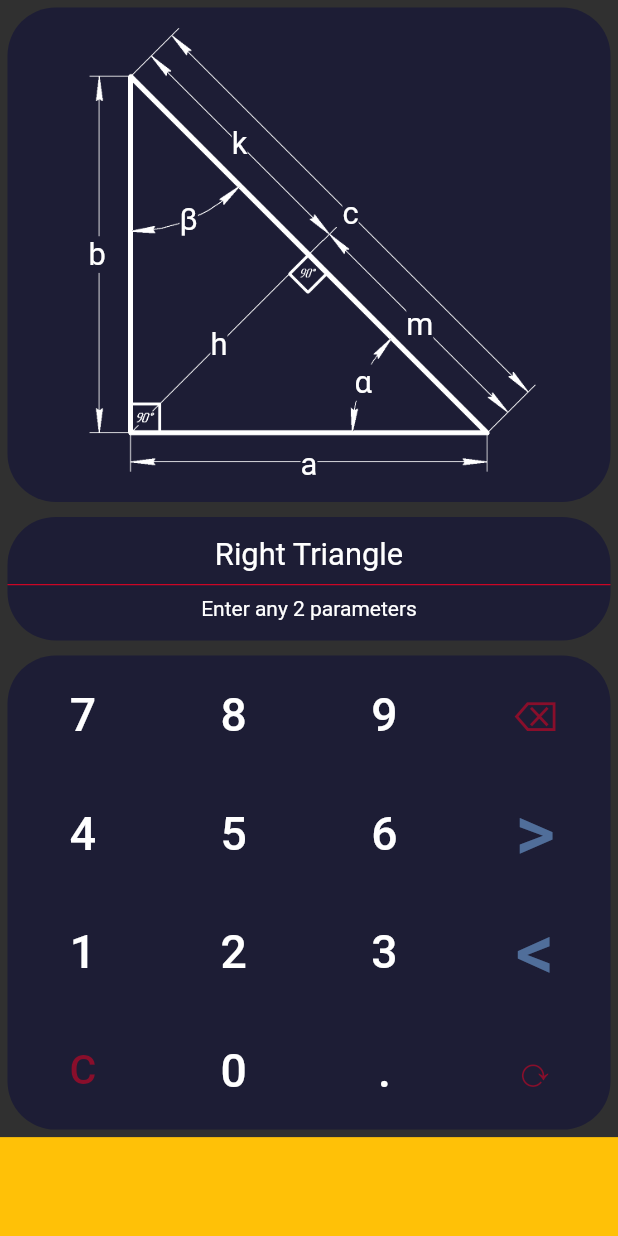
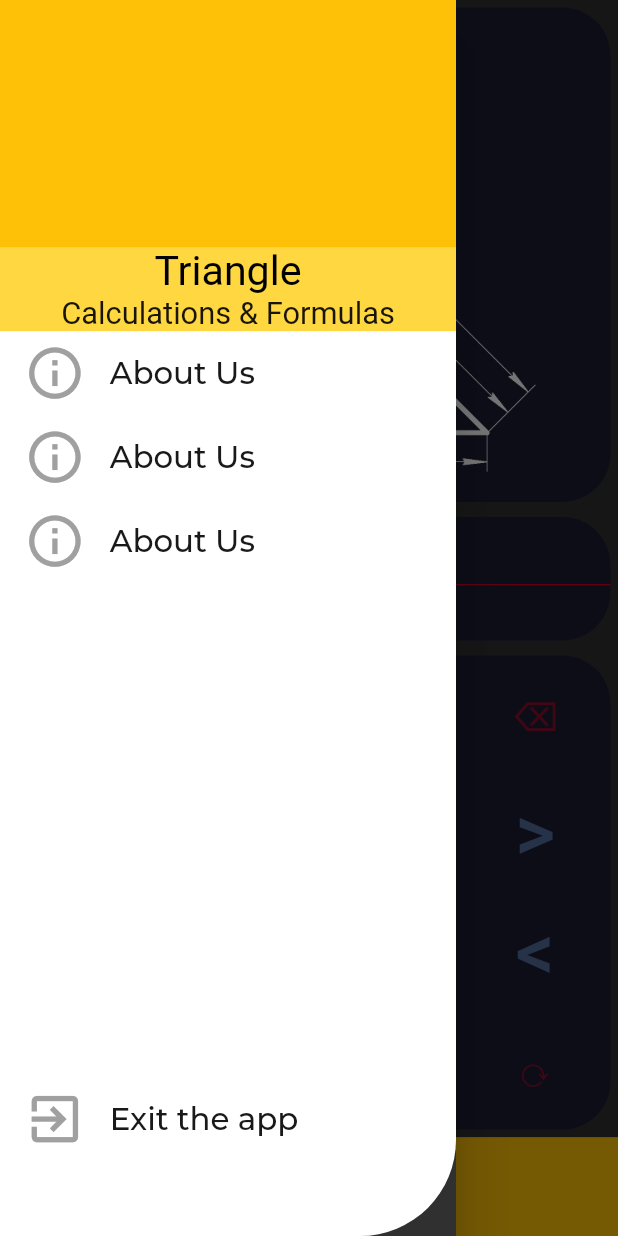
Before and after one commit to a-dev-mobile/calc_triangle, a Flutter app: the screen it shows after launch, item 4 of the bottom bar chosen, with the side drawer open (before the commit the screen has no drawer), on a phone screen of 412 x 824 dp. Run offline on Flutter 3.47's test engine with Material 2 defaults, Android fonts, the phone set to English and light mode, and no system bars; our stand-ins replace flutter_screenutil, get, get_storage, google_fonts; missing offline and left inert: flutter_inappwebview; statements that could not run were skipped.

Commit message:
changed directory structure, added styles

```diff
--- a/lib/constants.dart
+++ b/lib/constants.dart
@@ -13,33 +13,16 @@ const kInActivTextColor = Color(0xffffffff);
 
 const kBgColorContent = Color(0xFF1D1D35);
 
+const kBgDrawerColor = Color(0xFFFFFFFF);
+
 const kDefaultPadding = 20.0;
 const kDefaultMargin = 5.0;
+const kDefaultRadius = 32.0;
 
-abstract class StyleNumpad {
-  static TextStyle function =
-      TextStyle(color: const Color(0x80F50021), fontSize: 80.sp);
-  static TextStyle operator =
-      TextStyle(color: const Color(0x8083BFFF), fontSize: 150.sp);
-  static TextStyle integer =
-      TextStyle(color: const Color(0xffffffff), fontSize: 90.sp);
+const kGetStorageMinSize = 'minSize';
+
+
+abstract class PathFigure {
+  static const String righTriangleInput = 'assets/image/triangle/r_triangle_input.png';
+  static const String righTriangleInfo = 'assets/image/triangle/r_triangle_info.png';
 }
-
-// const kBgGradient = LinearGradient(
-//     colors: [Color(0xFF2E2F38), Colors.black],
-//     begin: Alignment.topCenter,
-//     end: Alignment.bottomCenter,
-//   );
-
-// enum BtnTypeCalc { integer, function, operator }
-
-// abstract class ConstColors {
-
-//   static const colorImage = Colors.white;
-//   static const numpadBg = Color(0xff262626);
-
-// }
-
-abstract class ConstGet {
-  static const String minSize = 'minSize';
-}
--- a/lib/localization/languages/en.dart
+++ b/lib/localization/languages/en.dart
@@ -1,4 +1,7 @@
 Map<String, String> en = {
+  'about': 'About Us',
+  'app_name': 'Triangle',
+  'app_name_sub': 'Calculations & Formulas',
   'right_triangle': 'Right Triangle',
   'enter_2_parameters':'Enter any 2 parameters'
 };
--- a/lib/localization/languages/ru.dart
+++ b/lib/localization/languages/ru.dart
@@ -1,4 +1,6 @@
 Map<String, String> ru = {
+  'app_name': 'Треугольник',
+  'app_name_sub': 'Расчет и формулы',
   'right_triangle': 'Прямоугольный треугольний',
   'enter_2_parameters': 'Введите любые 2 параметра'
 };
--- a/lib/localization/translate_helper.dart
+++ b/lib/localization/translate_helper.dart
@@ -10,4 +10,8 @@ class TranslateHelper {
 
   static String get rightTriangle => 'right_triangle'.tr;
   static String get enterTwoParameters => 'enter_2_parameters'.tr;
+  static String get appName => 'app_name'.tr;
+  static String get appNameSub => 'app_name_sub'.tr;
+  static String get about => 'about'.tr;
+
 }
--- a/lib/main.dart
+++ b/lib/main.dart
@@ -6,7 +6,8 @@ import 'package:get_storage/get_storage.dart';
 
 import 'controllers/r_triangle_c.dart';
 import 'localization/localization.dart';
-import 'pages/right_triangle/right_triangle_p.dart';
+
+import 'ui/pages/right_triangle/right_triangle_p.dart';
 
 Future<void> main() async {
   WidgetsFlutterBinding.ensureInitialized();
@@ -33,7 +34,7 @@ class MyApp extends StatelessWidget {
         designSize: const Size(1080, 2400),
         builder: () {
           return GetMaterialApp(
-            home: const RighTrianglePage(),
+            home:  const RighTrianglePage(),
             // home: ChangeListPage(),
             theme: ThemeData.dark(),
             translations: Localization(),
--- a/lib/pages/right_triangle/right_triangle_p.dart
+++ /dev/null
@@ -1,106 +0,0 @@
-// ignore_for_file: prefer_const_constructors, prefer_const_literals_to_create_immutables, avoid_print
-
-import 'package:calc_triangle/controllers/r_triangle_c.dart';
-import 'package:calc_triangle/localization/translate_helper.dart';
-
-import 'package:flutter/material.dart';
-import 'package:flutter/rendering.dart';
-import 'package:flutter_screenutil/flutter_screenutil.dart';
-import 'package:get/get.dart';
-
-import '../../constants.dart';
-import 'widget/image_info_w.dart';
-import 'widget/image_input_w.dart';
-import 'widget/numpad_w.dart';
-
-enum RightTriangelElement {
-  aCathet,
-  bCathet,
-  cHypotenuse,
-  aAngle,
-  bAngle,
-}
-
-class RighTrianglePage extends StatelessWidget {
-  const RighTrianglePage({Key? key}) : super(key: key);
-
-  static const maxSelected = 2;
-  static const maxValue = 5;
-
-  static const startElement = RightTriangelElement.aCathet;
-  static const startValue = '000';
-
-  @override
-  Widget build(BuildContext context) {
-    RtriangleController c = Get.find();
-    print('build stack');
-
-    var size = MediaQuery.of(context).size;
-    var w = size.width;
-    var h = size.height;
-    print('w $w h $h');
-
-    return Scaffold(
-        body: SafeArea(
-      child: Column(
-        children: [
-          Obx(() {
-            if (c.isInputImage.value) {
-              return Container(
-                child: ImageInputWidget(),
-                margin: EdgeInsets.all(kDefaultMargin),
-                decoration: BoxDecoration(
-                    color: kBgColorContent,
-                    borderRadius: BorderRadius.all(Radius.circular(32))),
-              );
-            } else {
-              return Container(
-                child: ImageInfoWidget(),
-                margin: EdgeInsets.all(kDefaultMargin),
-                decoration: BoxDecoration(
-                    color: kBgColorContent,
-                    borderRadius: BorderRadius.all(Radius.circular(32))),
-              );
-            }
-          }),
-          Container(
-            margin: EdgeInsets.all(kDefaultMargin),
-            width: 1.sw,
-            height: 0.1.sh,
-            decoration: BoxDecoration(
-                color: kBgColorContent,
-                borderRadius: BorderRadius.all(Radius.circular(32))),
-            child: Column(
-              crossAxisAlignment: CrossAxisAlignment.center,
-              mainAxisAlignment: MainAxisAlignment.center,
-              children: [
-                Text(
-                  TranslateHelper.rightTriangle,
-                  style: TextStyle(fontSize: 60.sp),
-                ),
-                Divider(
-                  color: kActivTextColor,
-                ),
-                Text(TranslateHelper.enterTwoParameters),
-              ],
-            ),
-          ),
-          Expanded(
-            child: Container(
-              margin: EdgeInsets.all(kDefaultMargin),
-              decoration: BoxDecoration(
-                  color: kBgColorContent,
-                  borderRadius: BorderRadius.all(Radius.circular(32))),
-              child: NumPad(),
-            ),
-          ),
-          Container(
-            width: 1.sw,
-            color: Colors.amber,
-            height: 0.08.sh,
-          )
-        ],
-      ),
-    ));
-  }
-}
--- /dev/null
+++ b/lib/styles.dart
@@ -0,0 +1,25 @@
+import 'package:flutter/material.dart';
+import 'package:flutter_screenutil/flutter_screenutil.dart';
+import 'package:google_fonts/google_fonts.dart';
+
+abstract class StyleNumpad {
+  static TextStyle function =
+      TextStyle(color: const Color(0x80F50021), fontSize: 80.sp);
+  static TextStyle operator =
+      TextStyle(color: const Color(0x8083BFFF), fontSize: 150.sp);
+  static TextStyle integer =
+      TextStyle(color: const Color(0xffffffff), fontSize: 90.sp);
+}
+
+abstract class StyleDrawer {
+  static TextStyle textAppName =
+      TextStyle(color: const Color(0xff000000), fontSize: 80.sp);
+  static TextStyle textAppNameSub =
+      TextStyle(color: const Color(0xe6000000), fontSize: 60.sp);
+
+  static TextStyle textItem = GoogleFonts.montserrat(
+      textStyle: TextStyle(color: const Color(0xe6000000), fontSize: 60.sp));
+
+  static const colorIcon = Color(0xffA0A0A0);
+  static double sizeIcon = 120.sp;
+}
--- /dev/null
+++ b/lib/ui/pages/right_triangle/right_triangle_p.dart
@@ -0,0 +1,125 @@
+// ignore_for_file: prefer_const_constructors, prefer_const_literals_to_create_immutables, avoid_print
+
+import 'package:calc_triangle/controllers/r_triangle_c.dart';
+import 'package:calc_triangle/localization/translate_helper.dart';
+import 'package:calc_triangle/ui/widgets/drawer_w.dart';
+
+import 'package:flutter/material.dart';
+import 'package:flutter/rendering.dart';
+import 'package:flutter_screenutil/flutter_screenutil.dart';
+import 'package:get/get.dart';
+
+import '../../../constants.dart';
+
+import 'widget/image_info_w.dart';
+import 'widget/image_input_w.dart';
+import 'widget/numpad_w.dart';
+
+enum RightTriangelElement {
+  aCathet,
+  bCathet,
+  cHypotenuse,
+  aAngle,
+  bAngle,
+}
+
+class RighTrianglePage extends StatefulWidget {
+  const RighTrianglePage({Key? key}) : super(key: key);
+  static const maxSelected = 2;
+  static const maxValue = 5;
+
+  static const startElement = RightTriangelElement.aCathet;
+
+  @override
+  State<RighTrianglePage> createState() => _RighTrianglePageState();
+}
+
+class _RighTrianglePageState extends State<RighTrianglePage> {
+  final GlobalKey<ScaffoldState> _globalkey = GlobalKey<ScaffoldState>();
+
+  @override
+  Widget build(BuildContext context) {
+    RtriangleController c = Get.find();
+    print('build stack');
+
+    var size = MediaQuery.of(context).size;
+    var w = size.width;
+    var h = size.height;
+    print('w $w h $h');
+    Widget imageFigure;
+    return Scaffold(
+        key: _globalkey,
+        drawer: DrawerWidget(),
+        body: SafeArea(
+          child: Stack(
+            children: [
+              Column(
+                children: [
+                  Obx(() {
+                // рисунок фигуры
+                    c.isInputImage.value
+                        ? imageFigure = ImageInputWidget()
+                        : imageFigure = ImageInfoWidget();
+
+                    return Container(
+                      child: imageFigure,
+                      margin: EdgeInsets.all(kDefaultMargin),
+                      decoration: BoxDecoration(
+                          color: kBgColorContent,
+                          borderRadius: BorderRadius.all(
+                              Radius.circular(kDefaultRadius))),
+                    );
+                  }),
+                  Container(
+                    margin: EdgeInsets.all(kDefaultMargin),
+                    width: 1.sw,
+                    height: 0.1.sh,
+                    decoration: BoxDecoration(
+                        color: kBgColorContent,
+                        borderRadius:
+                            BorderRadius.all(Radius.circular(kDefaultRadius))),
+                    child: Column(
+                      crossAxisAlignment: CrossAxisAlignment.center,
+                      mainAxisAlignment: MainAxisAlignment.center,
+                      children: [
+                        Text(
+                          TranslateHelper.rightTriangle,
+                          style: TextStyle(fontSize: 60.sp),
+                        ),
+                        Divider(
+                          color: kActivTextColor,
+                        ),
+                        Text(TranslateHelper.enterTwoParameters),
+                      ],
+                    ),
+                  ),
+                  Expanded(
+                    child: Container(
+                      margin: EdgeInsets.all(kDefaultMargin),
+                      decoration: BoxDecoration(
+                          color: kBgColorContent,
+                          borderRadius: BorderRadius.all(
+                              Radius.circular(kDefaultRadius))),
+                      child: NumPad(),
+                    ),
+                  ),
+                  Container(
+                    width: 1.sw,
+                    color: Colors.amber,
+                    height: 0.08.sh,
+                  )
+                ],
+              ),
+              IconButton(
+                  onPressed: () {
+                    _globalkey.currentState?.openDrawer();
+                  },
+                  icon: Icon(
+                    Icons.menu,
+                    color: kPrimaryColor,
+                  )),
+            ],
+          ),
+        ));
+  }
+}
--- a/lib/pages/right_triangle/widget/b_cathet_w.dart
+++ b/lib/ui/pages/right_triangle/widget/b_cathet_w.dart
@@ -18,7 +18,7 @@ class BcathetWidget extends StatelessWidget {
   @override
   Widget build(BuildContext context) {
     RtriangleController c = Get.find();
-    double minSize = GetStorage().read(ConstGet.minSize);
+    double minSize = GetStorage().read(kGetStorageMinSize);
 
     return Transform.translate(
         offset: Offset((posX / 100) * minSize, (posY / 100) * minSize),
--- a/lib/pages/right_triangle/widget/c_hypotenusea_w.dart
+++ b/lib/ui/pages/right_triangle/widget/c_hypotenusea_w.dart
@@ -18,7 +18,7 @@ class ChypotenuseWidget extends StatelessWidget {
   @override
   Widget build(BuildContext context) {
     RtriangleController c = Get.find();
-    double minSize = GetStorage().read(ConstGet.minSize);
+    double minSize = GetStorage().read(kGetStorageMinSize);
 
     return Transform.translate(
         offset: Offset((posX / 100) * minSize, (posY / 100) * minSize),
--- a/lib/pages/right_triangle/widget/image_info_w.dart
+++ b/lib/ui/pages/right_triangle/widget/image_info_w.dart
@@ -4,12 +4,7 @@ import 'package:flutter/material.dart';
 import 'package:flutter_screenutil/flutter_screenutil.dart';
 import 'package:get_storage/get_storage.dart';
 
-import '../../../constants.dart';
-import 'a_angle_w.dart';
-import 'a_cathet_w.dart';
-import 'b_angle.dart';
-import 'b_cathet_w.dart';
-import 'c_hypotenusea_w.dart';
+import '../../../../constants.dart';
 
 class ImageInfoWidget extends StatelessWidget {
   const ImageInfoWidget({
@@ -23,7 +18,7 @@ class ImageInfoWidget extends StatelessWidget {
       width: 1.sw,
       child: LayoutBuilder(builder: (context, constraints) {
         var minSize = min(constraints.maxWidth, constraints.maxHeight);
-        GetStorage().write(ConstGet.minSize, minSize);
+        GetStorage().write(kGetStorageMinSize, minSize);
 
         return Stack(
           alignment: Alignment.center,
@@ -34,7 +29,7 @@ class ImageInfoWidget extends StatelessWidget {
               child: Image(
                 fit: BoxFit.contain,
                 color: kColorImage,
-                image: AssetImage('assets/image/triangle/r_triangle_info.png'),
+                image: AssetImage(PathFigure.righTriangleInfo),
               ),
             ),
             //all widget text in image
@@ -71,7 +66,7 @@ class TextInfo extends StatelessWidget {
 
   @override
   Widget build(BuildContext context) {
-    double minSize = GetStorage().read(ConstGet.minSize);
+    double minSize = GetStorage().read(kGetStorageMinSize);
     print('obx build text info image');
     return Transform.translate(
       offset: Offset((posX / 100) * minSize, (posY / 100) * minSize),
--- a/lib/pages/right_triangle/widget/image_input_w.dart
+++ b/lib/ui/pages/right_triangle/widget/image_input_w.dart
@@ -4,7 +4,8 @@ import 'package:flutter/material.dart';
 import 'package:flutter_screenutil/flutter_screenutil.dart';
 import 'package:get_storage/get_storage.dart';
 
-import '../../../constants.dart';
+
+import '../../../../constants.dart';
 import 'a_angle_w.dart';
 import 'a_cathet_w.dart';
 import 'b_angle.dart';
@@ -23,7 +24,7 @@ class ImageInputWidget extends StatelessWidget {
       width: 1.sw,
       child: LayoutBuilder(builder: (context, constraints) {
         var minSize = min(constraints.maxWidth, constraints.maxHeight);
-        GetStorage().write(ConstGet.minSize, minSize);
+        GetStorage().write(kGetStorageMinSize, minSize);
 
         return Stack(
           alignment: Alignment.center,
@@ -34,7 +35,7 @@ class ImageInputWidget extends StatelessWidget {
               child: Image(
                 fit: BoxFit.contain,
                 color: kColorImage,
-                image: AssetImage('assets/image/triangle/r_triangle_input.png'),
+                image: AssetImage(PathFigure.righTriangleInput),
               ),
             ),
             //all widget text in image
--- a/lib/pages/right_triangle/widget/numpad_w.dart
+++ b/lib/ui/pages/right_triangle/widget/numpad_w.dart
@@ -7,6 +7,7 @@ import 'package:flutter_screenutil/flutter_screenutil.dart';
 import 'package:get/get_core/src/get_main.dart';
 import 'package:get/get_instance/src/extension_instance.dart';
 
+import '../../../../styles.dart';
 import '../right_triangle_p.dart';
 
 class NumPad extends StatelessWidget {
--- /dev/null
+++ b/lib/ui/widgets/drawer_w.dart
@@ -0,0 +1,112 @@
+import 'package:calc_triangle/constants.dart';
+import 'package:calc_triangle/localization/translate_helper.dart';
+import 'package:calc_triangle/styles.dart';
+import 'package:flutter/material.dart';
+
+class DrawerWidget extends StatelessWidget {
+  const DrawerWidget({
+    Key? key,
+  }) : super(key: key);
+
+  @override
+  Widget build(BuildContext context) {
+    var size = MediaQuery.of(context).size;
+    var w = size.width;
+    var h = size.height;
+    return Drawer(
+      child: Container(
+        decoration: const BoxDecoration(
+            color: kBgDrawerColor,
+            borderRadius: BorderRadius.only(
+                bottomRight: Radius.circular(kDefaultRadius * 2),
+                topRight: Radius.circular(kDefaultRadius * 2))),
+        width: w,
+        height: h,
+        child: Column(
+          children: [
+            Container(
+              color: Colors.amberAccent,
+              child: Column(
+                children: [
+                  Container(
+                    color: Colors.amber,
+                    width: w,
+                    height: 0.2 * h,
+                  ),
+                  Text(TranslateHelper.appName, style: StyleDrawer.textAppName),
+                  Text(TranslateHelper.appNameSub,
+                      style: StyleDrawer.textAppNameSub),
+                ],
+              ),
+            ),
+            Expanded(
+              child: Column(
+                children: [
+                  DrawerItem(
+                    icon: Icons.info_outline,
+                    text: TranslateHelper.about,
+                    onPressed: () {
+                      print('1');
+                    },
+                  ),
+                  DrawerItem(
+                    icon: Icons.info_outline,
+                    text: TranslateHelper.about,
+                    onPressed: () {
+                      print('2');
+                    },
+                  ),
+                  DrawerItem(
+                    icon: Icons.info_outline,
+                    text: TranslateHelper.about,
+                    onPressed: () {
+                      print('3');
+                    },
+                  ),
+                ],
+              ),
+            ),
+            Container(
+              margin: const EdgeInsets.only(bottom: 50),
+              child: DrawerItem(
+                icon: Icons.exit_to_app,
+                text: 'Exit the app',
+                onPressed: () {
+                  print('4');
+                },
+              ),
+            ),
+          ],
+        ),
+      ),
+    );
+  }
+}
+
+class DrawerItem extends StatelessWidget {
+  const DrawerItem({
+    Key? key,
+    required this.icon,
+    required this.text,
+    required this.onPressed,
+  }) : super(key: key);
+  final IconData icon;
+  final String text;
+  final VoidCallback onPressed;
+
+  @override
+  Widget build(BuildContext context) {
+    return ListTile(
+      onTap: onPressed,
+      leading: Icon(
+        icon,
+        size: StyleDrawer.sizeIcon,
+        color: StyleDrawer.colorIcon,
+      ),
+      title: Text(
+        text,
+        style: StyleDrawer.textItem,
+      ),
+    );
+  }
+}
--- a/pubspec.yaml
+++ b/pubspec.yaml
@@ -39,6 +39,7 @@ dependencies:
   flutter_inappwebview: ^5.3.2
   get:
   get_storage:
+  google_fonts: ^2.1.0
 
 
 dev_dependencies:
```
Also changed, not shown: lib/controllers/r_triangle_c.dart (+5 -4 lines), lib/ui/pages/test_page.dart (renamed from lib/pages/test_page.dart), pubspec.lock.
